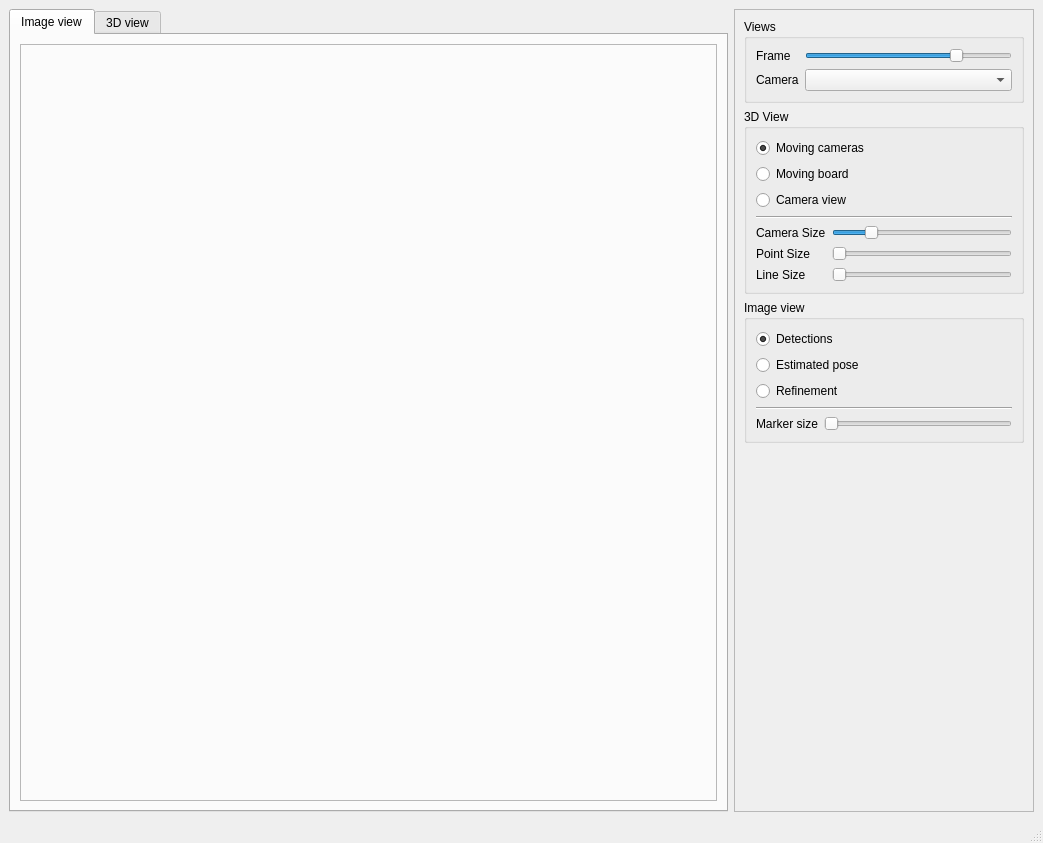
This is multical/interface/visualizer.ui in oliver-batchelor/multical as Qt 5 draws it before an edit. The edited form follows.
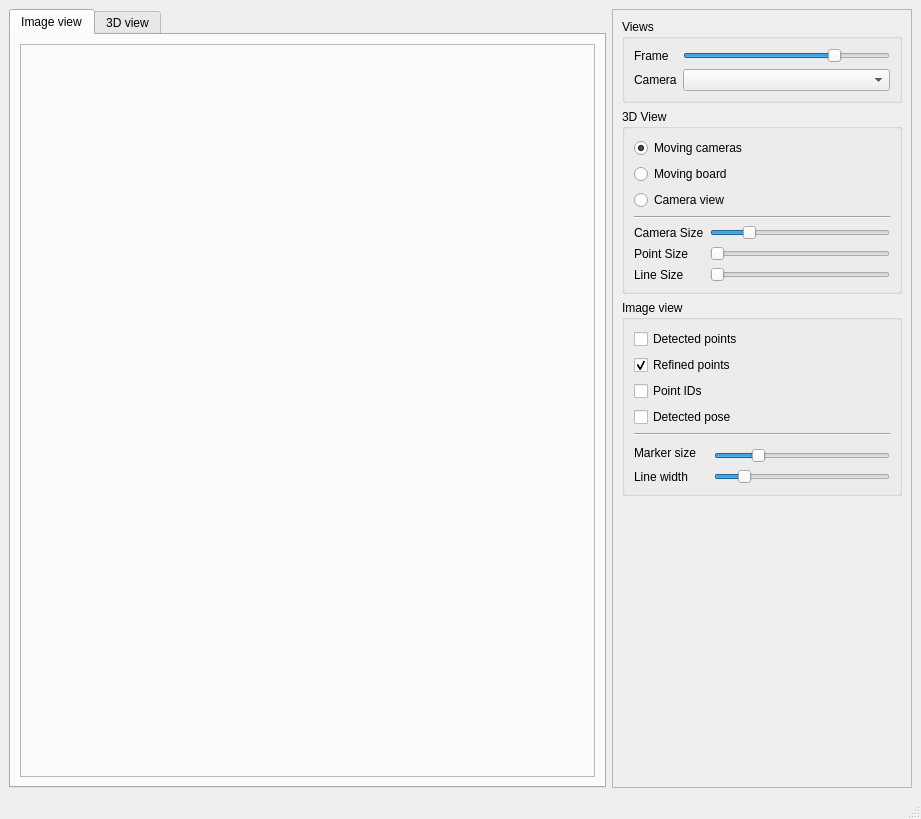
This is the edited form.

Diff of the .ui file:
```diff
--- a/multical/interface/visualizer.ui
+++ b/multical/interface/visualizer.ui
@@ -6,8 +6,8 @@
    <rect>
     <x>0</x>
     <y>0</y>
-    <width>1043</width>
-    <height>843</height>
+    <width>921</width>
+    <height>819</height>
    </rect>
   </property>
   <property name="windowTitle">
@@ -36,7 +36,7 @@
        <attribute name="title">
         <string>Image view</string>
        </attribute>
-       <layout class="QHBoxLayout" name="horizontalLayout_2">
+       <layout class="QVBoxLayout" name="verticalLayout_2">
         <item>
          <widget class="QFrame" name="image_frame">
           <property name="sizePolicy">
@@ -88,6 +88,12 @@
         <verstretch>0</verstretch>
        </sizepolicy>
       </property>
+      <property name="minimumSize">
+       <size>
+        <width>200</width>
+        <height>0</height>
+       </size>
+      </property>
       <property name="maximumSize">
        <size>
         <width>300</width>
@@ -307,9 +313,16 @@
          </property>
          <layout class="QGridLayout" name="gridLayout_3">
           <item row="0" column="0" colspan="2">
-           <widget class="QRadioButton" name="detections_radio">
+           <widget class="QCheckBox" name="show_detected_check">
             <property name="text">
-             <string>Detections</string>
+             <string>Detected points</string>
+            </property>
+           </widget>
+          </item>
+          <item row="1" column="0" colspan="2">
+           <widget class="QCheckBox" name="show_refined_check">
+            <property name="text">
+             <string>Refined points</string>
             </property>
             <property name="checked">
              <bool>true</bool>
@@ -319,53 +332,73 @@
             </attribute>
            </widget>
           </item>
-          <item row="1" column="0" colspan="2">
-           <widget class="QRadioButton" name="pose_radio">
+          <item row="2" column="0">
+           <widget class="QCheckBox" name="show_ids_check">
             <property name="text">
-             <string>Estimated pose</string>
+             <string>Point IDs</string>
             </property>
-            <attribute name="buttonGroup">
-             <string notr="true">image_mode</string>
-            </attribute>
-           </widget>
-          </item>
-          <item row="2" column="0" colspan="2">
-           <widget class="QRadioButton" name="refinement_radio">
-            <property name="text">
-             <string>Refinement</string>
-            </property>
-            <attribute name="buttonGroup">
-             <string notr="true">image_mode</string>
-            </attribute>
            </widget>
           </item>
           <item row="3" column="0" colspan="2">
+           <widget class="QCheckBox" name="show_pose_check">
+            <property name="text">
+             <string>Detected pose</string>
+            </property>
+           </widget>
+          </item>
+          <item row="4" column="0" colspan="2">
            <widget class="Line" name="line_2">
             <property name="orientation">
              <enum>Qt::Horizontal</enum>
             </property>
            </widget>
           </item>
-          <item row="4" column="0">
+          <item row="5" column="0" rowspan="2">
            <widget class="QLabel" name="label_8">
             <property name="text">
              <string>Marker size</string>
             </property>
            </widget>
           </item>
-          <item row="4" column="1">
+          <item row="6" column="1">
            <widget class="QSlider" name="marker_size_slider">
             <property name="minimum">
              <number>1</number>
             </property>
             <property name="maximum">
+             <number>40</number>
+            </property>
+            <property name="value">
+             <number>10</number>
+            </property>
+            <property name="orientation">
+             <enum>Qt::Horizontal</enum>
+            </property>
+           </widget>
+          </item>
+          <item row="7" column="1">
+           <widget class="QSlider" name="line_width_slider">
+            <property name="minimum">
+             <number>1</number>
+            </property>
+            <property name="maximum">
              <number>8</number>
             </property>
+            <property name="value">
+             <number>2</number>
+            </property>
             <property name="orientation">
              <enum>Qt::Horizontal</enum>
             </property>
            </widget>
           </item>
+          <item row="7" column="0">
+           <widget class="QLabel" name="label_9">
+            <property name="text">
+             <string>Line width</string>
+            </property>
+           </widget>
+          </item>
          </layout>
         </widget>
        </item>
```
Left out of the diff: 6 changed lines with no effect on the pictures.
